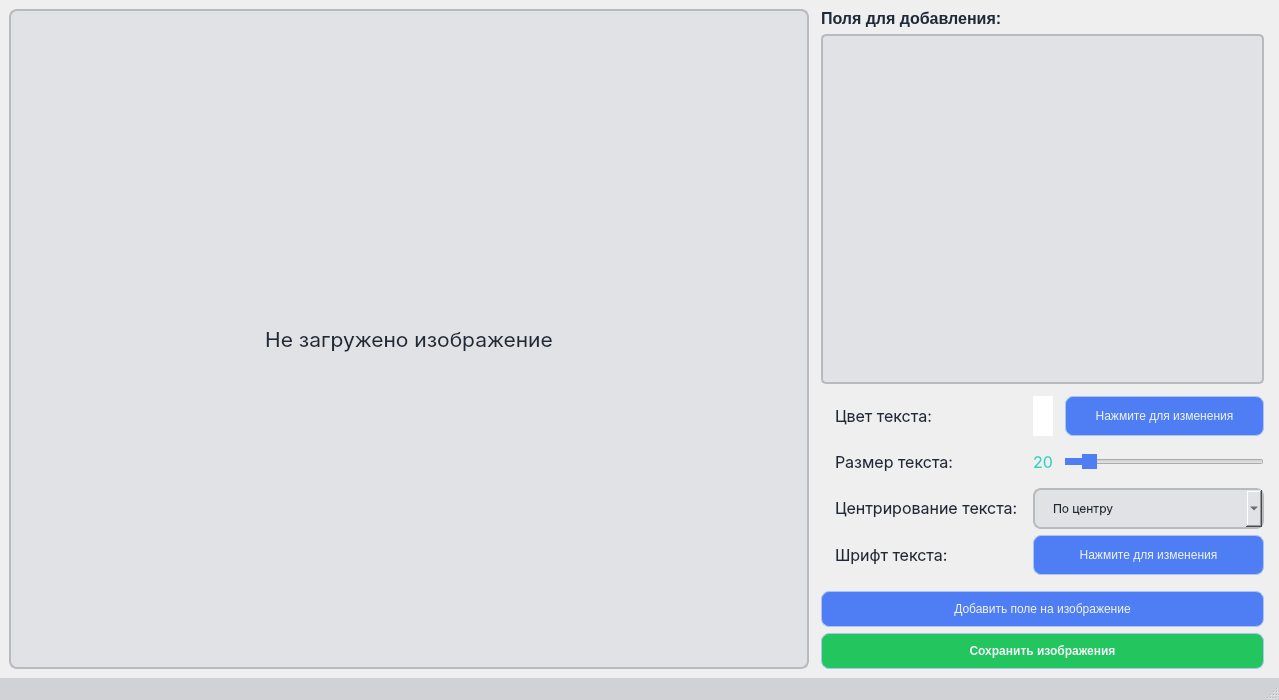
Old version of the form UncompiledUI/Main.ui in the repository CyberBro9/aobp.
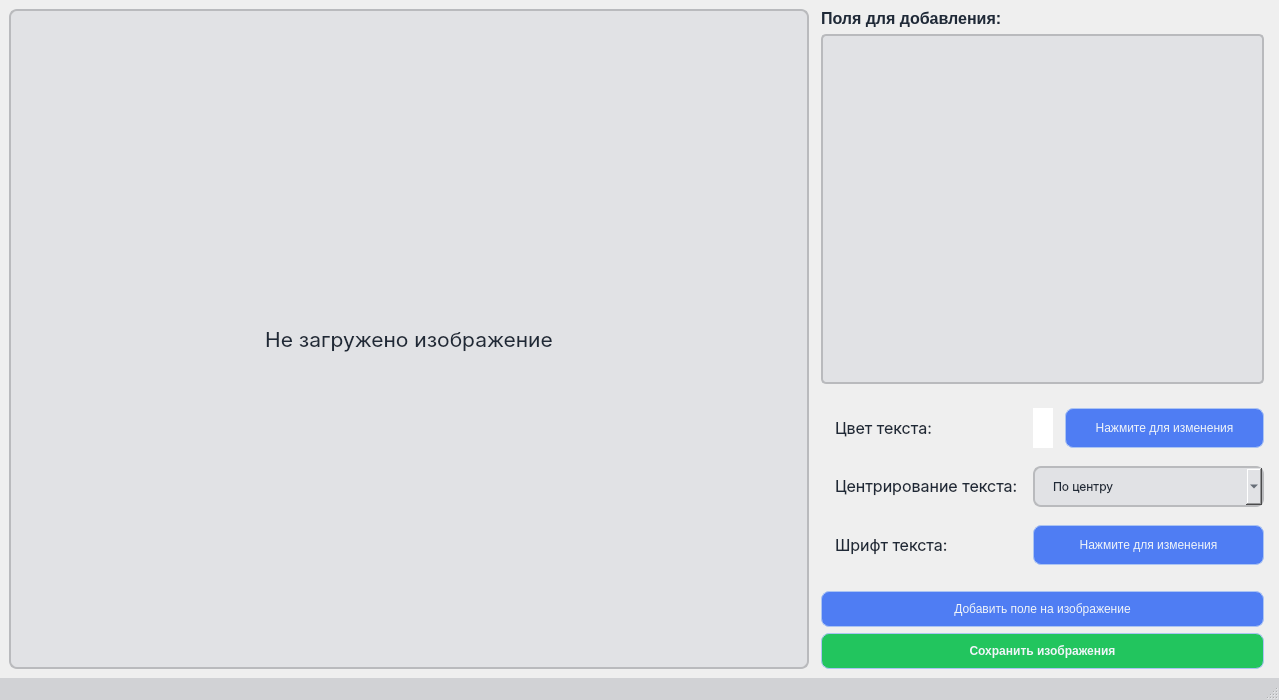
New version of the form.

Commit message: Remove text size slider

The edit to the form file:
```diff
--- a/UncompiledUI/Main.ui
+++ b/UncompiledUI/Main.ui
@@ -282,100 +282,6 @@
          </layout>
         </item>
         <item row="1" column="0">
-         <widget class="QLabel" name="label_3">
-          <property name="sizePolicy">
-           <sizepolicy hsizetype="Preferred" vsizetype="Maximum">
-            <horstretch>0</horstretch>
-            <verstretch>0</verstretch>
-           </sizepolicy>
-          </property>
-          <property name="font">
-           <font>
-            <family>Inter</family>
-            <pointsize>12</pointsize>
-            <italic>false</italic>
-            <bold>false</bold>
-           </font>
-          </property>
-          <property name="styleSheet">
-           <string notr="true">QLabel {
-	padding: 10px;
-}</string>
-          </property>
-          <property name="text">
-           <string>Размер текста:</string>
-          </property>
-         </widget>
-        </item>
-        <item row="1" column="1">
-         <layout class="QHBoxLayout" name="horizontalLayout_6">
-          <property name="spacing">
-           <number>12</number>
-          </property>
-          <item>
-           <widget class="QLabel" name="label_1">
-            <property name="sizePolicy">
-             <sizepolicy hsizetype="Minimum" vsizetype="MinimumExpanding">
-              <horstretch>0</horstretch>
-              <verstretch>0</verstretch>
-             </sizepolicy>
-            </property>
-            <property name="font">
-             <font>
-              <family>Inter</family>
-              <pointsize>12</pointsize>
-              <italic>false</italic>
-              <bold>false</bold>
-             </font>
-            </property>
-            <property name="styleSheet">
-             <string notr="true">QLabel {
-	font: 12pt &quot;Inter&quot;; 
-	color: #2dd4bf;
-}</string>
-            </property>
-            <property name="text">
-             <string>20</string>
-            </property>
-            <property name="scaledContents">
-             <bool>false</bool>
-            </property>
-            <property name="alignment">
-             <set>Qt::AlignmentFlag::AlignCenter</set>
-            </property>
-           </widget>
-          </item>
-          <item>
-           <widget class="QSlider" name="textSize">
-            <property name="sizePolicy">
-             <sizepolicy hsizetype="MinimumExpanding" vsizetype="Fixed">
-              <horstretch>0</horstretch>
-              <verstretch>0</verstretch>
-             </sizepolicy>
-            </property>
-            <property name="minimumSize">
-             <size>
-              <width>0</width>
-              <height>0</height>
-             </size>
-            </property>
-            <property name="autoFillBackground">
-             <bool>false</bool>
-            </property>
-            <property name="minimum">
-             <number>12</number>
-            </property>
-            <property name="sliderPosition">
-             <number>20</number>
-            </property>
-            <property name="orientation">
-             <enum>Qt::Orientation::Horizontal</enum>
-            </property>
-           </widget>
-          </item>
-         </layout>
-        </item>
-        <item row="2" column="0">
          <widget class="QLabel" name="label_4">
           <property name="sizePolicy">
            <sizepolicy hsizetype="Preferred" vsizetype="Maximum">
@@ -401,7 +307,7 @@
           </property>
          </widget>
         </item>
-        <item row="2" column="1">
+        <item row="1" column="1">
          <widget class="QComboBox" name="textCenteringOptions">
           <property name="sizePolicy">
            <sizepolicy hsizetype="MinimumExpanding" vsizetype="Minimum">
@@ -443,7 +349,7 @@
           </item>
          </widget>
         </item>
-        <item row="3" column="0">
+        <item row="2" column="0">
          <widget class="QLabel" name="label_5">
           <property name="sizePolicy">
            <sizepolicy hsizetype="Preferred" vsizetype="Maximum">
@@ -467,7 +373,7 @@
           </property>
          </widget>
         </item>
-        <item row="3" column="1">
+        <item row="2" column="1">
          <widget class="QPushButton" name="selectFont">
           <property name="sizePolicy">
            <sizepolicy hsizetype="MinimumExpanding" vsizetype="Ignored">
```
The commit also changes 2 other files.
